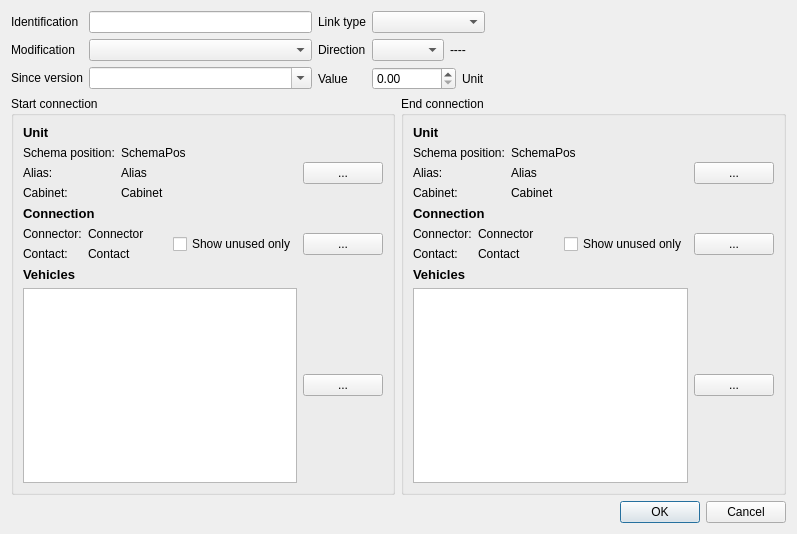
Above: src/mdttools/mdttesttool/mdtcablelist/mdtClUnitLinkDialog.ui from scandyna/multidiagtools before the change. Below: the same form after it.
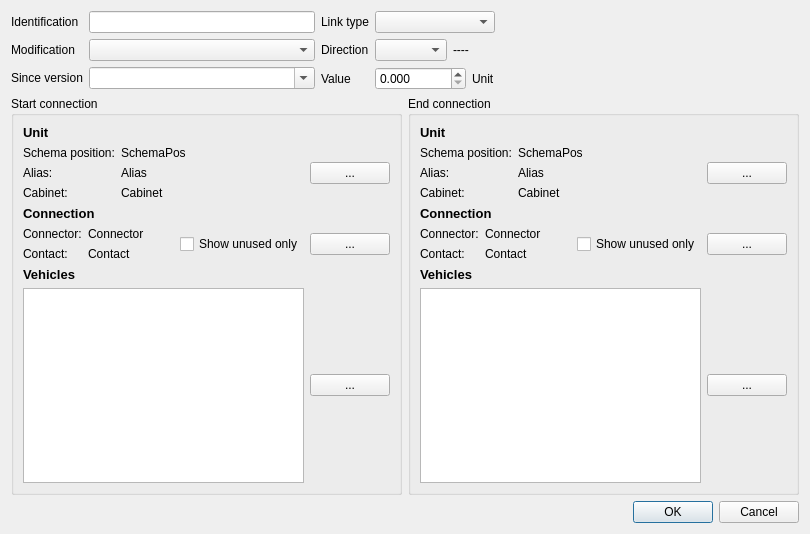
That is the form after the change.

The edit to the form file:
```diff
--- a/src/mdttools/mdttesttool/mdtcablelist/mdtClUnitLinkDialog.ui
+++ b/src/mdttools/mdttesttool/mdtcablelist/mdtClUnitLinkDialog.ui
@@ -6,7 +6,7 @@
    <rect>
     <x>0</x>
     <y>0</y>
-    <width>797</width>
+    <width>810</width>
     <height>534</height>
    </rect>
   </property>
@@ -98,6 +98,9 @@
         <layout class="QHBoxLayout" name="horizontalLayout">
          <item>
           <widget class="QDoubleSpinBox" name="sbValue">
+           <property name="decimals">
+            <number>3</number>
+           </property>
            <property name="maximum">
             <double>9999999.000000000000000</double>
            </property>
```
Left out of the diff: 3 changed lines with no effect on the pictures.
